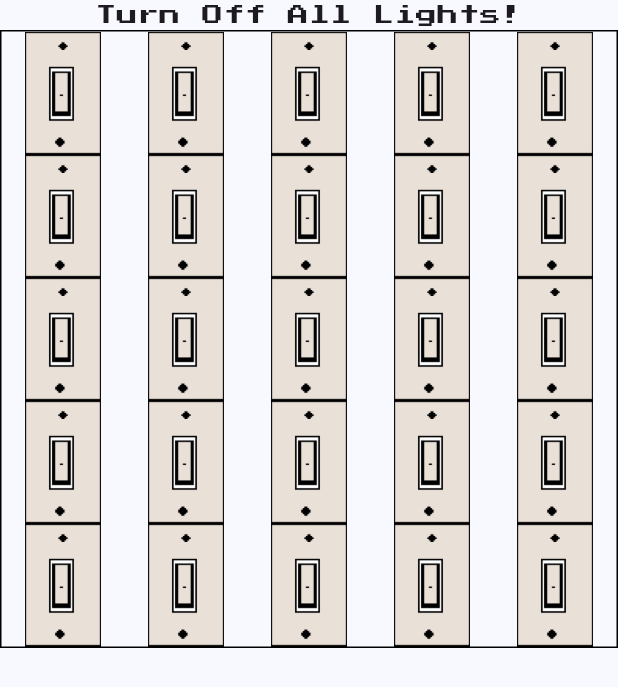
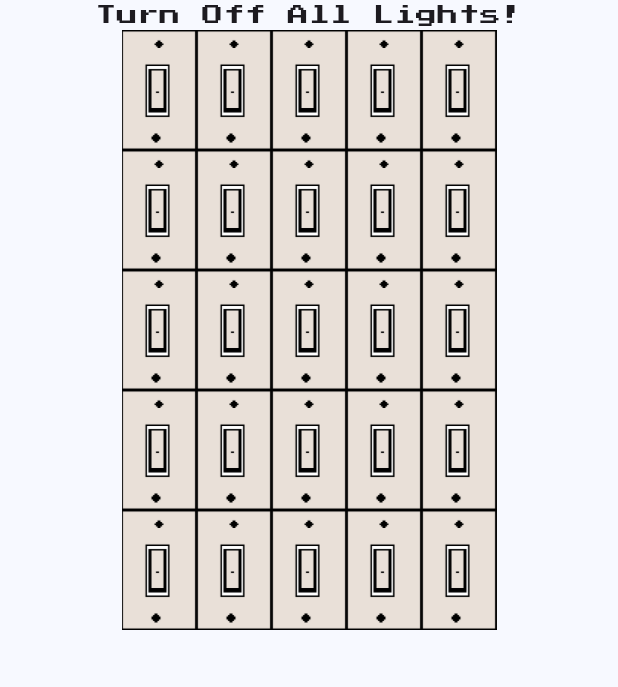
Before and after one commit to NiravGolyalla/global_gamers_challenge, a Flutter app: the GameTwo widget shown alone on an empty page, opened directly with empty values, on a phone screen of 412 x 824 dp. Shown: the top 687 px of the screen. Run offline on Flutter 3.47's test engine with Material 3 defaults, Android fonts, the phone set to English and light mode, and no system bars; our stand-ins replace go_router, google_fonts, shared_preferences; missing offline and left inert: dart:ffi, flame, window_manager; accounts and stored records are empty.

Commit message:
Fix Reduce

```diff
--- a/lib/src/gametwo.dart
+++ b/lib/src/gametwo.dart
@@ -18,32 +18,32 @@ class GameTwo extends StatefulWidget {
 }
 
 class _GameTwoState extends State<GameTwo> {
-  List<bool> randomBools = List.generate(25, (index) => Random().nextInt(10) > 5);
+  List<bool> randomBools =
+      List.generate(25, (index) => Random().nextInt(10) > 5);
 
   @override
   Widget build(BuildContext context) {
     int total = randomBools.where((element) => true).length;
     return Column(
       children: [
-        Text("Turn Off All Lights!", style: TextStyle(decoration: TextDecoration.none),),
-        Container(
-          decoration: BoxDecoration(
-            border: Border.all(
-              color: Colors.black,
-              width: 1,
-            ),
+        Text(
+          "Turn Off All Lights!",
+          style: TextStyle(decoration: TextDecoration.none),
+        ),
+        Column(
+          children: List.generate(5, (index1) {
+            return Row(
+              mainAxisAlignment: MainAxisAlignment.center,
+              children: List.generate(5, (index) {
+                return Switch(
+                  on: randomBools[index],
+                  increaseScore: widget.increaseScore,
+                );
+              }),
+            );
+          }
           ),
-          child: Expanded(
-            child:
-            GridView.count(
-              shrinkWrap: true,
-              crossAxisCount: 5,
-              children: List.generate(25, (index) {
-                return Switch(on: randomBools[index],increaseScore: widget.increaseScore,);
-              }),
-            )
-          ),
-        ),
+        )
       ],
     );
   }
@@ -62,7 +62,20 @@ class _SwitchState extends State<Switch> {
   bool currState = true;
   @override
   Widget build(BuildContext context) {
-
-    return GestureDetector(onTap: (){if(currState == true){widget.increaseScore(1); currState = false;}}, child: Image(image: AssetImage(widget.on && currState ? "assets/images/on.png" : "assets/images/off.png")));
+    return SizedBox(
+      width: 50,
+      height: 80,
+      child: GestureDetector(
+          onTap: () {
+            if (currState == true) {
+              widget.increaseScore(1);
+              currState = false;
+            }
+          },
+          child: Image(
+              image: AssetImage(widget.on && currState
+                  ? "assets/images/on.png"
+                  : "assets/images/off.png"))),
+    );
   }
 }
```
